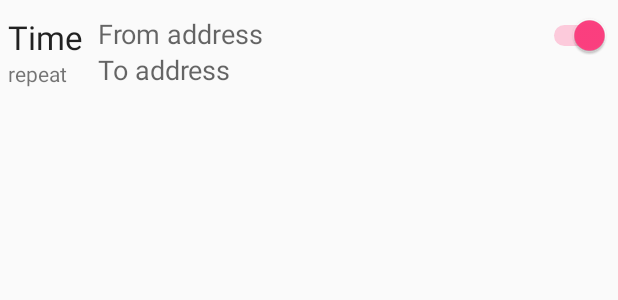
After one commit to Will1229/BestRoute, an Android app: the layout content_one_item.xml on its own in the app's theme, with its tools: preview values and no code run, on a phone screen of 412 x 824 dp. The commit adds this screen. Shown: the top 300 px of the screen. Run offline under Robolectric (Android 15) with nearby library versions, the phone set to English and light mode, and no system bars.

Commit message:
User baseAdapter to show route item list.

```diff
--- a/app/src/main/java/com/will/studio/bestroute/Frontend/main/Receivers/BootReceiver.java
+++ b/app/src/main/java/com/will/studio/bestroute/Frontend/main/Receivers/BootReceiver.java
@@ -18,6 +18,11 @@ public class BootReceiver extends BroadcastReceiver {
     @Override
     public void onReceive(Context context, Intent intent) {
         if (intent.getAction().equals("android.intent.action.BOOT_COMPLETED")) {
+            restoreAllAlarms(context);
+        }
+    }
+
+    private void restoreAllAlarms(Context context) {
         RouteDataManager routeDataManager = new RouteDataManager(context.getFilesDir()
                 .getAbsolutePath());
         routeDataManager.restoreAllItemsFromDisc();
@@ -29,4 +34,3 @@ public class BootReceiver extends BroadcastReceiver {
         }
     }
 }
-}
--- /dev/null
+++ b/app/src/main/res/layout/content_one_item.xml
@@ -0,0 +1,65 @@
+<?xml version="1.0" encoding="utf-8"?>
+<RelativeLayout xmlns:android="http://schemas.android.com/apk/res/android"
+                android:layout_width="match_parent"
+                android:layout_height="match_parent"
+                android:orientation="vertical">
+
+
+    <TextView
+        android:id="@+id/item_list_time"
+        android:layout_width="wrap_content"
+        android:layout_height="wrap_content"
+        android:layout_alignParentLeft="true"
+        android:layout_alignParentStart="true"
+        android:layout_alignParentTop="true"
+        android:layout_marginLeft="5dp"
+        android:layout_marginStart="5dp"
+        android:layout_marginTop="10dp"
+        android:text="Time"
+        android:textAppearance="?android:attr/textAppearanceLarge"/>
+
+    <TextView
+        android:id="@+id/item_list_from"
+        android:layout_width="wrap_content"
+        android:layout_height="wrap_content"
+        android:layout_alignTop="@+id/item_list_time"
+        android:layout_marginLeft="10dp"
+        android:layout_marginStart="10dp"
+        android:layout_toEndOf="@+id/item_list_time"
+        android:layout_toRightOf="@+id/item_list_time"
+        android:text="From address"
+        android:textAppearance="?android:attr/textAppearanceMedium"/>
+
+    <TextView
+        android:id="@+id/item_list_to"
+        android:layout_width="wrap_content"
+        android:layout_height="wrap_content"
+        android:layout_alignBottom="@+id/item_list_repeat"
+        android:layout_alignLeft="@+id/item_list_from"
+        android:layout_alignStart="@+id/item_list_from"
+        android:text="To address"
+        android:textAppearance="?android:attr/textAppearanceMedium"/>
+
+    <Switch
+        android:id="@+id/item_list_alarm"
+        android:layout_width="wrap_content"
+        android:layout_height="wrap_content"
+        android:layout_alignParentEnd="true"
+        android:layout_alignParentRight="true"
+        android:layout_alignTop="@+id/item_list_from"
+        android:layout_marginEnd="5dp"
+        android:layout_marginRight="5dp"
+        android:checked="true"
+        />
+
+    <TextView
+        android:id="@+id/item_list_repeat"
+        android:layout_width="wrap_content"
+        android:layout_height="wrap_content"
+        android:layout_alignLeft="@+id/item_list_time"
+        android:layout_alignStart="@+id/item_list_time"
+        android:layout_below="@+id/item_list_time"
+        android:text="repeat"
+        android:textAppearance="?android:attr/textAppearanceSmall"/>
+
+</RelativeLayout>
```
Also changed, not shown: app/src/main/java/com/will/studio/bestroute/Frontend/main/Activities/MainActivity.java (+10 -19 lines), app/src/main/java/com/will/studio/bestroute/Frontend/main/RouteItemListAdapter.java (added, +64 -0 lines), app/src/main/res/layout/content_main.xml (+6 -4 lines), 1 other file. Lines whose indentation alone changed are shown as unchanged.
